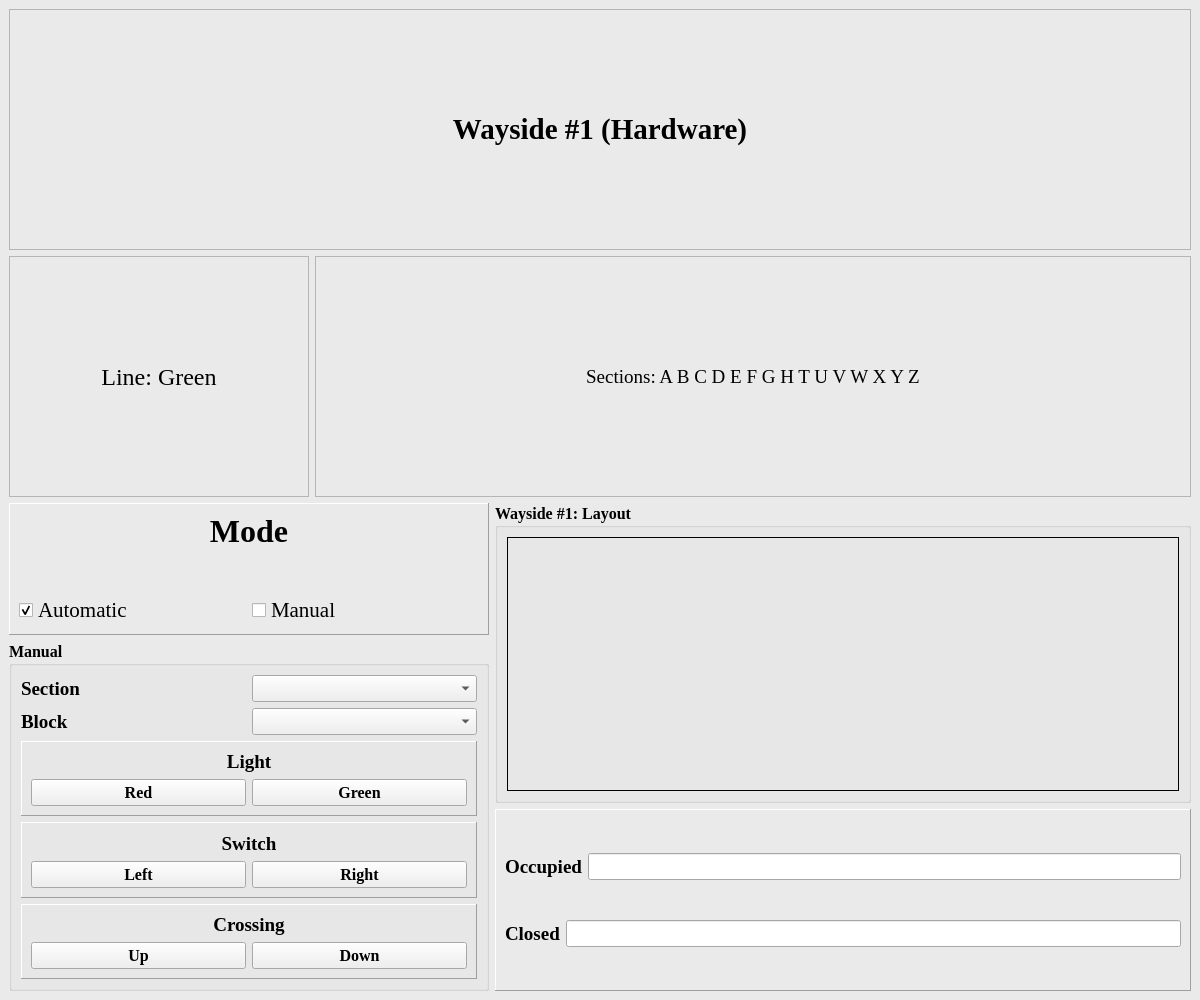
The window that Wayside_HW/TrackController_HW.ui (asmithie13/ECE-1140) describes before a commit, drawn with Qt 5.
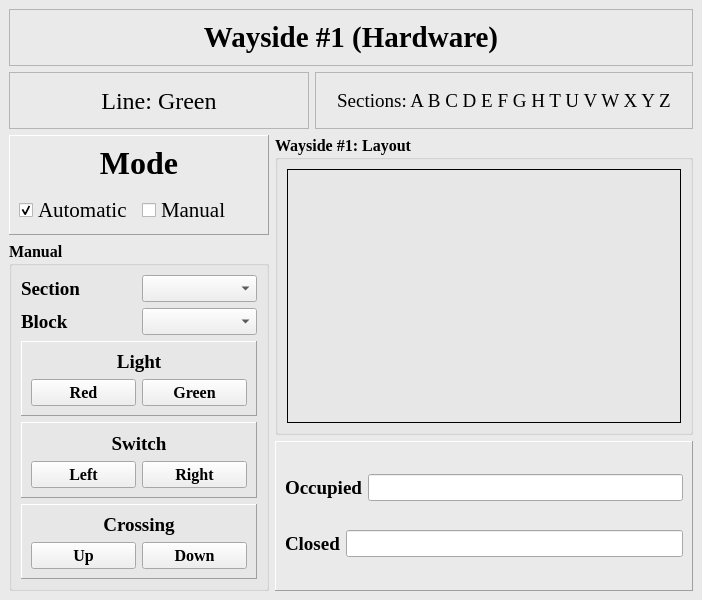
The same window after the commit. Icons and pictures are not drawn.

The edit to the form file:
```diff
--- a/Wayside_HW/TrackController_HW.ui
+++ b/Wayside_HW/TrackController_HW.ui
@@ -6,14 +6,14 @@
    <rect>
     <x>0</x>
     <y>0</y>
-    <width>1200</width>
-    <height>1000</height>
+    <width>702</width>
+    <height>600</height>
    </rect>
   </property>
   <property name="minimumSize">
    <size>
     <width>700</width>
-    <height>550</height>
+    <height>600</height>
    </size>
   </property>
   <property name="palette">
@@ -186,12 +186,6 @@
        <layout class="QVBoxLayout" name="verticalLayout_9">
         <item>
          <widget class="QFrame" name="frameMode">
-          <property name="minimumSize">
-           <size>
-            <width>480</width>
-            <height>95</height>
-           </size>
-          </property>
           <property name="frameShape">
            <enum>QFrame::Panel</enum>
           </property>
```
